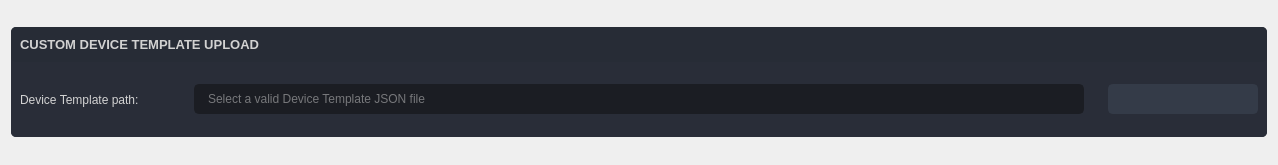
Old version of the form stdatalog_gui/UI/device_template_load_widget.ui in the repository STMicroelectronics/stdatalog_gui.
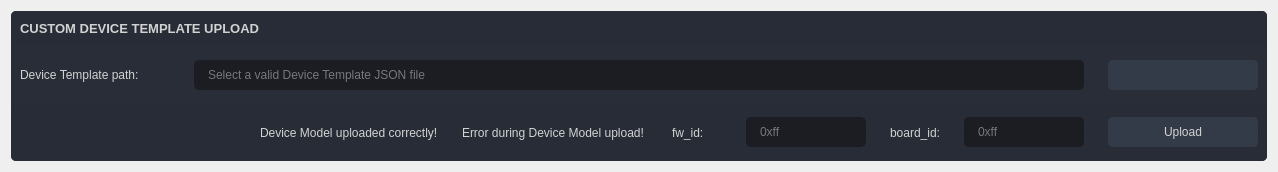
New version of the form. Icons and pictures are not drawn.

Diff of the .ui file:
```diff
--- a/stdatalog_gui/UI/device_template_load_widget.ui
+++ b/stdatalog_gui/UI/device_template_load_widget.ui
@@ -7,7 +7,7 @@
     <x>0</x>
     <y>0</y>
     <width>1278</width>
-    <height>165</height>
+    <height>168</height>
    </rect>
   </property>
   <property name="windowTitle">
@@ -22,13 +22,13 @@
      <property name="minimumSize">
       <size>
        <width>0</width>
-       <height>110</height>
+       <height>150</height>
       </size>
      </property>
      <property name="maximumSize">
       <size>
        <width>16777215</width>
-       <height>110</height>
+       <height>150</height>
       </size>
      </property>
      <property name="styleSheet">
@@ -42,7 +42,7 @@
      <property name="frameShadow">
       <enum>QFrame::Raised</enum>
      </property>
-     <layout class="QVBoxLayout" name="verticalLayout_13" stretch="0,0">
+     <layout class="QVBoxLayout" name="verticalLayout_13" stretch="0,0,0">
       <property name="spacing">
        <number>0</number>
       </property>
@@ -208,6 +208,228 @@
         </layout>
        </widget>
       </item>
+      <item>
+       <widget class="QFrame" name="frame_ids">
+        <property name="maximumSize">
+         <size>
+          <width>16777215</width>
+          <height>16777215</height>
+         </size>
+        </property>
+        <property name="cursor">
+         <cursorShape>ArrowCursor</cursorShape>
+        </property>
+        <property name="styleSheet">
+         <string notr="true">background-color: rgb(39, 44, 54);</string>
+        </property>
+        <property name="frameShape">
+         <enum>QFrame::StyledPanel</enum>
+        </property>
+        <property name="frameShadow">
+         <enum>QFrame::Raised</enum>
+        </property>
+        <layout class="QHBoxLayout" name="horizontalLayout">
+         <property name="spacing">
+          <number>24</number>
+         </property>
+         <property name="leftMargin">
+          <number>9</number>
+         </property>
+         <property name="topMargin">
+          <number>9</number>
+         </property>
+         <property name="rightMargin">
+          <number>9</number>
+         </property>
+         <property name="bottomMargin">
+          <number>9</number>
+         </property>
+         <item>
+          <spacer name="horizontalSpacer_2">
+           <property name="orientation">
+            <enum>Qt::Horizontal</enum>
+           </property>
+           <property name="sizeHint" stdset="0">
+            <size>
+             <width>40</width>
+             <height>20</height>
+            </size>
+           </property>
+          </spacer>
+         </item>
+         <item>
+          <widget class="QLabel" name="ok_label">
+           <property name="styleSheet">
+            <string notr="true">color: &quot;#00ff00&quot;</string>
+           </property>
+           <property name="text">
+            <string>Device Model uploaded correctly!</string>
+           </property>
+          </widget>
+         </item>
+         <item>
+          <widget class="QLabel" name="ko_label">
+           <property name="styleSheet">
+            <string notr="true">color: &quot;#ff0000&quot;</string>
+           </property>
+           <property name="text">
+            <string>Error during Device Model upload! </string>
+           </property>
+          </widget>
+         </item>
+         <item>
+          <widget class="QLabel" name="label_fw_id">
+           <property name="sizePolicy">
+            <sizepolicy hsizetype="Preferred" vsizetype="Preferred">
+             <horstretch>0</horstretch>
+             <verstretch>0</verstretch>
+            </sizepolicy>
+           </property>
+           <property name="minimumSize">
+            <size>
+             <width>50</width>
+             <height>30</height>
+            </size>
+           </property>
+           <property name="text">
+            <string>fw_id:</string>
+           </property>
+          </widget>
+         </item>
+         <item>
+          <widget class="QLineEdit" name="lineEdit_fw_id">
+           <property name="sizePolicy">
+            <sizepolicy hsizetype="Preferred" vsizetype="Fixed">
+             <horstretch>0</horstretch>
+             <verstretch>0</verstretch>
+            </sizepolicy>
+           </property>
+           <property name="minimumSize">
+            <size>
+             <width>0</width>
+             <height>30</height>
+            </size>
+           </property>
+           <property name="styleSheet">
+            <string notr="true">QLineEdit {
+	background-color: rgb(27, 29, 35);
+	border-radius: 5px;
+	border: 2px solid rgb(27, 29, 35);
+	padding-left: 10px;
+}
+QLineEdit:hover {
+	border: 2px solid rgb(64, 71, 88);
+}
+QLineEdit:focus {
+	border: 2px solid rgb(91, 101, 124);
+}
+QLineEdit[text=&quot;&quot;]{
+	color:rgb(90,90,90);
+}</string>
+           </property>
+           <property name="text">
+            <string/>
+           </property>
+           <property name="placeholderText">
+            <string>0xff</string>
+           </property>
+          </widget>
+         </item>
+         <item>
+          <widget class="QLabel" name="label_board_id">
+           <property name="sizePolicy">
+            <sizepolicy hsizetype="Preferred" vsizetype="Preferred">
+             <horstretch>0</horstretch>
+             <verstretch>0</verstretch>
+            </sizepolicy>
+           </property>
+           <property name="minimumSize">
+            <size>
+             <width>50</width>
+             <height>30</height>
+            </size>
+           </property>
+           <property name="text">
+            <string>board_id:</string>
+           </property>
+          </widget>
+         </item>
+         <item>
+          <widget class="QLineEdit" name="lineEdit_board_id">
+           <property name="sizePolicy">
+            <sizepolicy hsizetype="Preferred" vsizetype="Fixed">
+             <horstretch>0</horstretch>
+             <verstretch>0</verstretch>
+            </sizepolicy>
+           </property>
+           <property name="minimumSize">
+            <size>
+             <width>0</width>
+             <height>30</height>
+            </size>
+           </property>
+           <property name="styleSheet">
+            <string notr="true">QLineEdit {
+	background-color: rgb(27, 29, 35);
+	border-radius: 5px;
+	border: 2px solid rgb(27, 29, 35);
+	padding-left: 10px;
+}
+QLineEdit:hover {
+	border: 2px solid rgb(64, 71, 88);
+}
+QLineEdit:focus {
+	border: 2px solid rgb(91, 101, 124);
+}
+QLineEdit[text=&quot;&quot;]{
+	color:rgb(90,90,90);
+}</string>
+           </property>
+           <property name="placeholderText">
+            <string>0xff</string>
+           </property>
+          </widget>
+         </item>
+         <item>
+          <widget class="QPushButton" name="pushButton_upload">
+           <property name="minimumSize">
+            <size>
+             <width>150</width>
+             <height>30</height>
+            </size>
+           </property>
+           <property name="font">
+            <font>
+             <pointsize>9</pointsize>
+            </font>
+           </property>
+           <property name="styleSheet">
+            <string notr="true">QPushButton {
+	border: 2px solid rgb(52, 59, 72);
+	border-radius: 5px;	
+	background-color: rgb(52, 59, 72);
+}
+QPushButton:hover {
+	background-color: rgb(57, 65, 80);
+	border: 2px solid rgb(61, 70, 86);
+}
+QPushButton:pressed {	
+	background-color: rgb(35, 40, 49);
+	border: 2px solid rgb(43, 50, 61);
+}</string>
+           </property>
+           <property name="text">
+            <string>Upload</string>
+           </property>
+           <property name="icon">
+            <iconset resource="resources.qrc">
+             <normaloff>:/icons/icons/outline_file_upload_white_18dp.png</normaloff>:/icons/icons/outline_file_upload_white_18dp.png</iconset>
+           </property>
+          </widget>
+         </item>
+        </layout>
+       </widget>
+      </item>
      </layout>
     </widget>
    </item>
```
